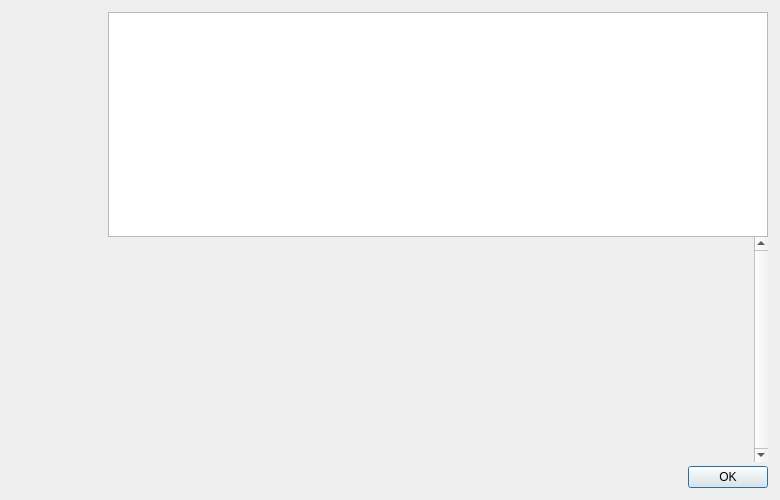
The window that src/qt/forms/helpmessagedialog.ui (qyno/qynocoin) describes before a commit, drawn with Qt 5.
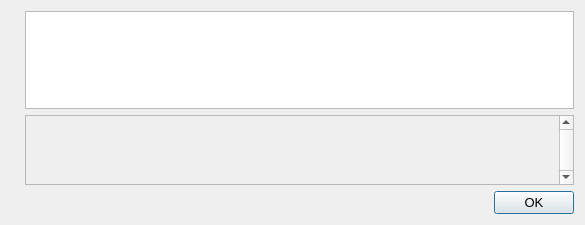
The same window after the commit. Icons and pictures are not drawn.

Diff of the .ui file:
```diff
--- a/src/qt/forms/helpmessagedialog.ui
+++ b/src/qt/forms/helpmessagedialog.ui
@@ -6,87 +6,31 @@
    <rect>
     <x>0</x>
     <y>0</y>
-    <width>780</width>
-    <height>500</height>
+    <width>585</width>
+    <height>225</height>
    </rect>
   </property>
-  <property name="maximumSize">
-   <size>
-    <width>16777215</width>
-    <height>500</height>
-   </size>
+  <property name="font">
+   <font>
+    <pointsize>10</pointsize>
+   </font>
   </property>
   <property name="windowTitle">
    <string notr="true">Qyno Core - Command-line options</string>
   </property>
   <layout class="QHBoxLayout" name="horizontalLayout_2">
-   <property name="spacing">
-    <number>0</number>
-   </property>
-   <property name="leftMargin">
-    <number>12</number>
-   </property>
-   <property name="topMargin">
-    <number>12</number>
-   </property>
-   <property name="rightMargin">
-    <number>12</number>
-   </property>
-   <property name="bottomMargin">
-    <number>12</number>
-   </property>
    <item>
-    <layout class="QVBoxLayout" name="verticalLayoutLogo" stretch="0">
-     <property name="leftMargin">
-      <number>0</number>
+    <widget class="QLabel" name="graphic">
+     <property name="sizePolicy">
+      <sizepolicy hsizetype="Preferred" vsizetype="Ignored">
+       <horstretch>0</horstretch>
+       <verstretch>0</verstretch>
+      </sizepolicy>
      </property>
-     <property name="topMargin">
-      <number>0</number>
+     <property name="pixmap">
+      <pixmap resource="../qyno.qrc">:/images/about</pixmap>
      </property>
-     <property name="rightMargin">
-      <number>0</number>
-     </property>
-     <item>
-      <widget class="QLabel" name="aboutLogo">
-       <property name="sizePolicy">
-        <sizepolicy hsizetype="Preferred" vsizetype="Ignored">
-         <horstretch>0</horstretch>
-         <verstretch>0</verstretch>
-        </sizepolicy>
-       </property>
-       <property name="minimumSize">
-        <size>
-         <width>96</width>
-         <height>464</height>
-        </size>
-       </property>
-       <property name="maximumSize">
-        <size>
-         <width>96</width>
-         <height>564</height>
-        </size>
-       </property>
-       <property name="baseSize">
-        <size>
-         <width>96</width>
-         <height>564</height>
-        </size>
-       </property>
-       <property name="autoFillBackground">
-        <bool>false</bool>
-       </property>
-       <property name="pixmap">
-        <pixmap resource="../qyno.qrc">:/images/light/about</pixmap>
-       </property>
-       <property name="scaledContents">
-        <bool>false</bool>
-       </property>
-       <property name="alignment">
-        <set>Qt::AlignLeading|Qt::AlignLeft|Qt::AlignTop</set>
-       </property>
-      </widget>
-     </item>
-    </layout>
+    </widget>
    </item>
    <item>
     <layout class="QVBoxLayout" name="verticalLayout">
@@ -99,9 +43,6 @@
      </item>
      <item>
       <widget class="QScrollArea" name="scrollArea">
-       <property name="frameShape">
-        <enum>QFrame::NoFrame</enum>
-       </property>
        <property name="verticalScrollBarPolicy">
         <enum>Qt::ScrollBarAlwaysOn</enum>
        </property>
@@ -113,8 +54,8 @@
          <rect>
           <x>0</x>
           <y>0</y>
-          <width>630</width>
-          <height>201</height>
+          <width>447</width>
+          <height>68</height>
          </rect>
         </property>
         <layout class="QVBoxLayout" name="verticalLayout_2">
@@ -141,22 +82,6 @@
        </widget>
       </widget>
      </item>
-     <item>
-      <spacer name="verticalSpacer">
-       <property name="orientation">
-        <enum>Qt::Vertical</enum>
-       </property>
-       <property name="sizeType">
-        <enum>QSizePolicy::Fixed</enum>
-       </property>
-       <property name="sizeHint" stdset="0">
-        <size>
-         <width>4</width>
-         <height>4</height>
-        </size>
-       </property>
-      </spacer>
-     </item>
      <item>
       <widget class="QDialogButtonBox" name="okButton">
        <property name="orientation">
```
